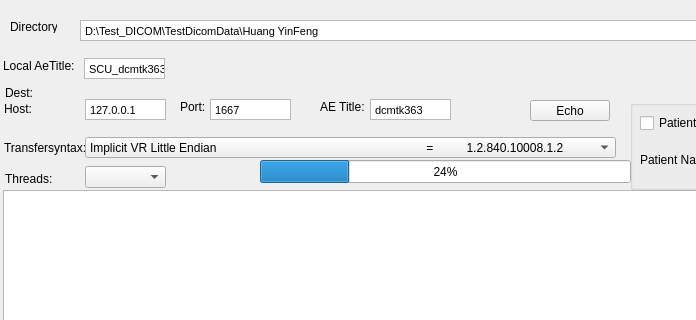
Qt form Tools/SendDicomSCU/mainwindow.ui (zyq1569/HealthApp) before a commit; both pictures show x 0 to 696 and y 0 to 320 of the 1268 by 841 pixel window.
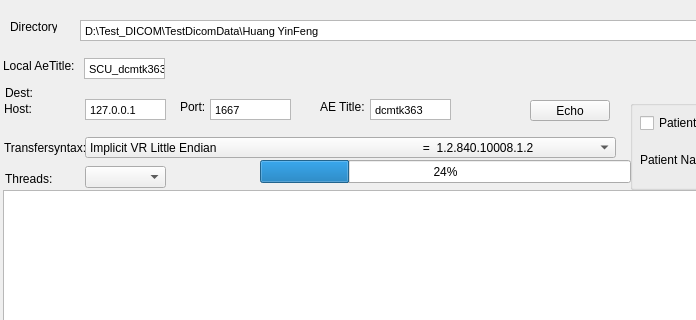
The same form after that commit.

Diff of the .ui file:
```diff
--- a/Tools/SendDicomSCU/mainwindow.ui
+++ b/Tools/SendDicomSCU/mainwindow.ui
@@ -318,7 +318,7 @@
     </property>
     <item>
      <property name="text">
-      <string>Implicit VR Little Endian                                                               =          1.2.840.10008.1.2</string>
+      <string>Implicit VR Little Endian                                                              =  1.2.840.10008.1.2</string>
      </property>
     </item>
     <item>
```
Left out of the diff: 18 changed lines with no effect on the pictures.
